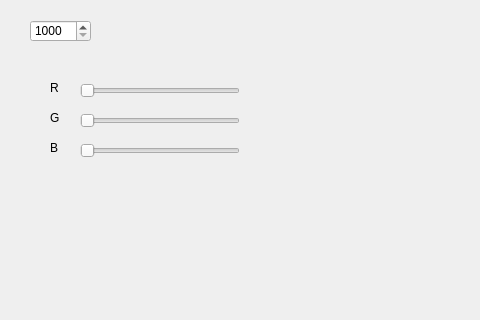
The window that tir.ui (IgorTabachnik/PubNewIngul) describes before a commit, drawn with Qt 5; both pictures show x 0 to 480 and y 0 to 320 of the 951 by 615 pixel window.
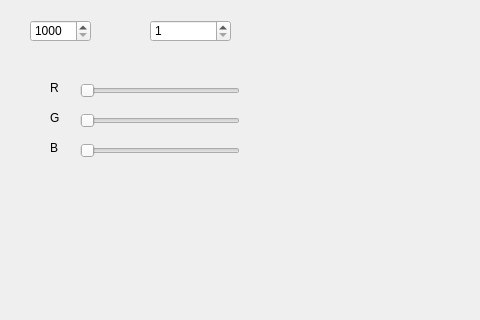
The same window after the commit.

The edit to the form file:
```diff
--- a/tir.ui
+++ b/tir.ui
@@ -122,6 +122,22 @@
     <enum>Qt::Horizontal</enum>
    </property>
   </widget>
+  <widget class="QSpinBox" name="size">
+   <property name="geometry">
+    <rect>
+     <x>150</x>
+     <y>20</y>
+     <width>81</width>
+     <height>22</height>
+    </rect>
+   </property>
+   <property name="minimum">
+    <number>1</number>
+   </property>
+   <property name="maximum">
+    <number>100</number>
+   </property>
+  </widget>
  </widget>
  <resources/>
  <connections/>
```
